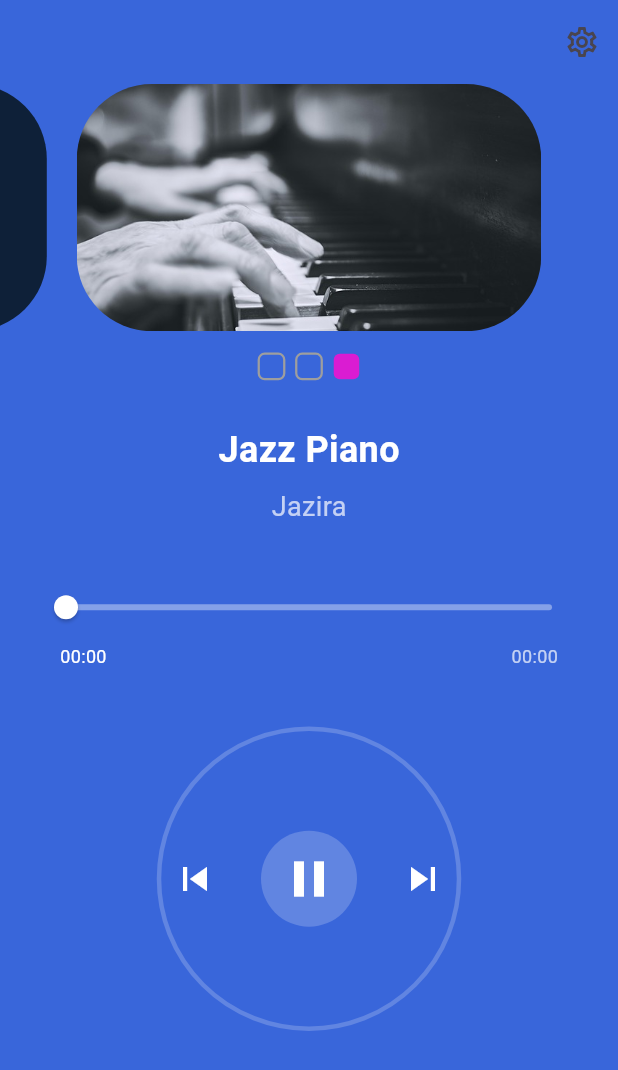
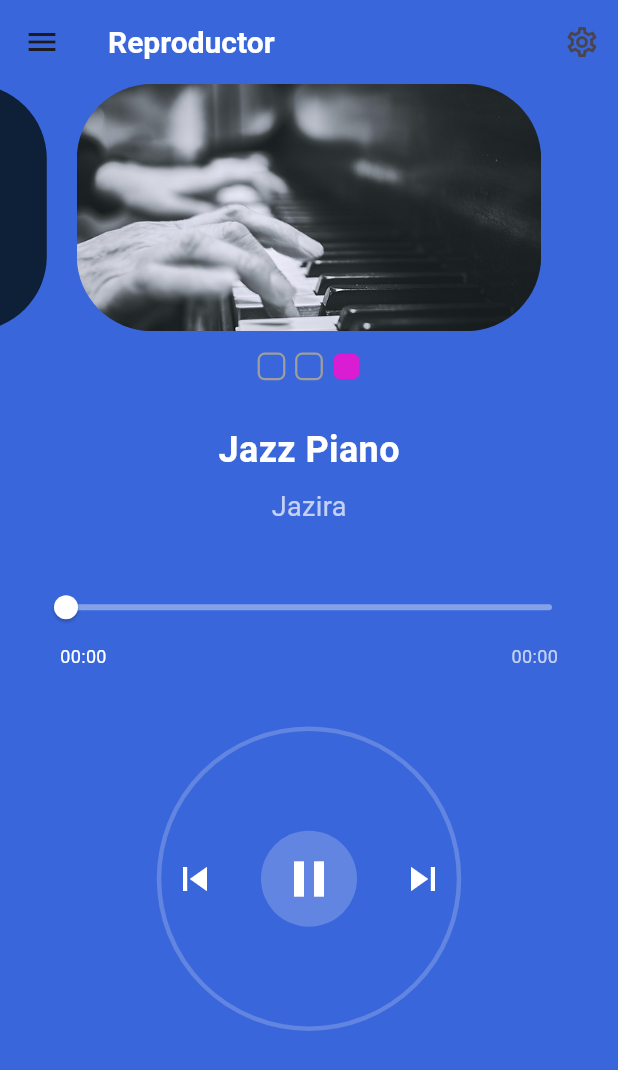
Before and after one commit to juanvel0405-utch/Proyecto-del-Profe-Milton-, a Flutter app: the screen it shows after launch, after a tap on the "skip previous" icon, on a phone screen of 412 x 824 dp. Shown: the top 1070 px of the screen. Run offline on Flutter 3.47's test engine with Material 3 defaults, Android fonts, the phone set to English and light mode, and no system bars; drawn by our look-alikes of flutter_slider_drawer, smooth_page_indicator; our stand-ins replace audioplayers, equatable, flutter_bloc.

Commit message:
Agregar splash screen, menÃº lateral animado, configuraciÃ³n de audio funcional y mejoras en la sincronizaciÃ³n del reproductor

```diff
--- a/lib/blocs/player_load_event.dart
+++ b/lib/blocs/player_load_event.dart
@@ -34,3 +34,18 @@ class SeekEvent extends PlayerEvent{
   const SeekEvent(this.position);
   List<Object> get props => [position];
 }
+// Funcionalidades de settings PUNTO 4
+class SetVolumeEvent extends PlayerEvent {
+  final double volume;
+  const SetVolumeEvent(this.volume);
+  @override
+  List<Object> get props => [volume];
+}
+
+// Funcionalidades de settings PUNTO 4
+class SetPlaybackRateEvent extends PlayerEvent {
+  final double rate;
+  const SetPlaybackRateEvent(this.rate);
+  @override
+  List<Object> get props => [rate];
+}
--- a/lib/blocs/player_load_states.dart
+++ b/lib/blocs/player_load_states.dart
@@ -9,28 +9,36 @@ class PlayingState extends PlayState {
   final Duration duration;
   final Duration position;
   final bool playing;
+  final double volume;
+  final double playbackRate;
 
   PlayingState({
     required this.currentIndex,
     required this.duration,
     required this.position,
     required this.playing,
+    this.volume = 1.0,
+    this.playbackRate = 1.0,
   });
 
   @override
-  List<dynamic> get props => [currentIndex, duration, position, playing];
+  List<dynamic> get props => [currentIndex, duration, position, playing, volume, playbackRate];
 
   PlayingState copyWith({
     int? currentIndex,
     Duration? duration,
     Duration? position,
-    bool? playing,}
-  ) {
+    bool? playing,
+    double? volume,
+    double? playbackRate,
+  }) {
     return PlayingState(
       currentIndex: currentIndex ?? this.currentIndex,
       duration: duration ?? this.duration,
       position: position ?? this.position,
       playing: playing ?? this.playing,
+      volume: volume ?? this.volume,
+      playbackRate: playbackRate ?? this.playbackRate,
     );
   }
 }
--- a/lib/views/app.dart
+++ b/lib/views/app.dart
@@ -1,6 +1,6 @@
 import 'package:flutter/material.dart';
 
-import 'home.dart';
+import 'splash.dart'; //splash screen
 
 class App extends StatelessWidget {
   const App({Key? key}) : super(key: key);
@@ -15,7 +15,7 @@ class App extends StatelessWidget {
         scaffoldBackgroundColor: const Color(0xff3966da),
         appBarTheme: AppBarTheme(backgroundColor: const Color(0xff28a0e5)),
       ),
-      home: const Home(),
+      home: const SplashScreen(), //splash screen
     );
   }
 }
--- a/lib/views/player.dart
+++ b/lib/views/player.dart
@@ -1,6 +1,7 @@
 import 'package:audioplayers/audioplayers.dart';
 import 'package:flutter/material.dart';
 import 'package:flutter_bloc/flutter_bloc.dart';
+import 'package:flutter_slider_drawer/flutter_slider_drawer.dart';
 import 'package:proyectou3/views/swiper.dart';
 import '../blocs/player_load_event.dart';
 import '../blocs/player_load_states.dart';
@@ -8,6 +9,7 @@ import '../blocs/player_state.dart';
 import '../blocs/playerbloc.dart';
 import '../models/audio_item.dart';
 import 'audio_settings_sheet.dart';
+import 'menu_drawer.dart';
 
 class Player extends StatefulWidget {
   final AudioPlayer audioPlayer;
@@ -22,6 +24,7 @@ class _PlayerState extends State<Player> {
   Color? wormColor;
   PageController? pageController;
   int _lastIndex = 0;
+  final GlobalKey<SliderDrawerState> sliderDrawerKey = GlobalKey<SliderDrawerState>();
   final List<AudioItem> canciones = [
     AudioItem(
       "allthat.mp3",
@@ -60,13 +63,23 @@ class _PlayerState extends State<Player> {
       value: bloc,
       child: BlocListener<PlayerBloc, PlayState>(
         listener: (context, state) {
-          // Sincronizar PageController cuando cambia el índice desde los botones
+          // Sincronizar PageController cuando cambia el índice
           if (state is PlayingState) {
-            if (state.currentIndex != _lastIndex) {
+            final currentPageIndex = pageController?.page?.round() ?? -1;
+
+            // Solo animar si el índice cambió Y el PageController no está ya en esa página
+            if (state.currentIndex != _lastIndex || currentPageIndex != state.currentIndex) {
               _lastIndex = state.currentIndex;
-              if (pageController != null &&
-                  pageController!.hasClients &&
-                  (pageController!.page?.round() ?? -1) != state.currentIndex) {
+
+              if (pageController != null && pageController!.hasClients) {
+                // Usar jumpToPage para cambios grandes, animateToPage para cambios pequeños
+                final difference = (state.currentIndex - currentPageIndex).abs();
+
+                if (difference > 1 || currentPageIndex == -1) {
+                  // Salto directo para cambios grandes o inicial
+                  pageController!.jumpToPage(state.currentIndex);
+                } else {
+                  // Animación para cambios de una página
                   pageController!.animateToPage(
                     state.currentIndex,
                     duration: Duration(milliseconds: 300),
@@ -75,11 +88,46 @@ class _PlayerState extends State<Player> {
                 }
               }
             }
+          }
         },
+        child: SliderDrawer(
+          key: sliderDrawerKey,
+          appBar: SliderAppBar(
+            appBarHeight: 0,
+            appBarColor: Colors.transparent,
+          ),
+          slider: MenuDrawer(
+            canciones: canciones,
+            sliderMenuKey: sliderDrawerKey,
+            onCloseDrawer: () {
+              sliderDrawerKey.currentState?.closeSlider();
+            },
+          ),
           child: Scaffold(
             appBar: AppBar(
               toolbarHeight: 56,
-            backgroundColor: Color(0xff3966da),
+              backgroundColor: const Color(0xff3966da),
+              title: const Text(
+                'Reproductor',
+                style: TextStyle(
+                  color: Colors.white,
+                  fontSize: 20,
+                  fontWeight: FontWeight.bold,
+                ),
+              ),
+              leading: IconButton(
+                icon: const Icon(Icons.menu),
+                onPressed: () {
+                  final drawerState = sliderDrawerKey.currentState;
+                  if (drawerState != null) {
+                    if (drawerState.isDrawerOpen) {
+                      drawerState.closeSlider();
+                    } else {
+                      drawerState.openSlider();
+                    }
+                  }
+                },
+              ),
               actions: [
                 IconButton(
                   icon: const Icon(Icons.settings_outlined),
@@ -88,7 +136,10 @@ class _PlayerState extends State<Player> {
                       context: context,
                       isScrollControlled: true,
                       backgroundColor: Colors.transparent,
-                    builder: (context) => const AudioSettingsSheet(),
+                      builder: (context) => BlocProvider.value(
+                        value: bloc,
+                        child: const AudioSettingsSheet(),
+                      ),
                     );
                   },
                 ),
@@ -108,6 +159,7 @@ class _PlayerState extends State<Player> {
             ),
           ),
         ),
+      ),
     );
   }
 
--- /dev/null
+++ b/lib/views/splash.dart
@@ -0,0 +1,131 @@
+//splash screen
+import 'dart:async';
+import 'package:flutter/material.dart';
+import 'package:proyectou3/views/home.dart';
+
+class SplashScreen extends StatefulWidget {
+  const SplashScreen({Key? key}) : super(key: key);
+
+  @override
+  State<SplashScreen> createState() => _SplashScreenState();
+}
+
+class _SplashScreenState extends State<SplashScreen>
+    with SingleTickerProviderStateMixin {
+  late AnimationController _animationController;
+  late Animation<double> _fadeAnimation;
+  late Animation<double> _scaleAnimation;
+
+  @override
+  void initState() {
+    super.initState();
+
+    // Configurar animaciones
+    _animationController = AnimationController(
+      vsync: this,
+      duration: const Duration(milliseconds: 1500),
+    );
+
+    _fadeAnimation = Tween<double>(
+      begin: 0.0,
+      end: 1.0,
+    ).animate(CurvedAnimation(
+      parent: _animationController,
+      curve: Curves.easeIn,
+    ));
+
+    _scaleAnimation = Tween<double>(
+      begin: 0.5,
+      end: 1.0,
+    ).animate(CurvedAnimation(
+      parent: _animationController,
+      curve: Curves.easeOutBack,
+    ));
+
+    _animationController.forward();
+
+    // Timer para navegar después de 3 segundos
+    Timer(const Duration(seconds: 3), () {
+      if (mounted) {
+        Navigator.of(context).pushReplacement(
+          MaterialPageRoute(builder: (context) => const Home()),
+        );
+      }
+    });
+  }
+
+  @override
+  void dispose() {
+    _animationController.dispose();
+    super.dispose();
+  }
+
+  @override
+  Widget build(BuildContext context) {
+    return Scaffold(
+      backgroundColor: const Color(0xff3966da),
+      body: Center(
+        child: FadeTransition(
+          opacity: _fadeAnimation,
+          child: ScaleTransition(
+            scale: _scaleAnimation,
+            child: Column(
+              mainAxisAlignment: MainAxisAlignment.center,
+              children: [
+                // Logo o ícono de la aplicación
+                Container(
+                  width: 150,
+                  height: 150,
+                  decoration: BoxDecoration(
+                    borderRadius: BorderRadius.circular(30),
+                    color: Colors.white.withOpacity(0.1),
+                    boxShadow: [
+                      BoxShadow(
+                        color: Colors.black.withOpacity(0.3),
+                        blurRadius: 20,
+                        spreadRadius: 5,
+                      ),
+                    ],
+                  ),
+                  child: ClipRRect(
+                    borderRadius: BorderRadius.circular(30),
+                    child: Image.asset(
+                      'assets/iconoapp.png',
+                      width: 150,
+                      height: 150,
+                      fit: BoxFit.cover,
+                    ),
+                  ),
+                ),
+                const SizedBox(height: 30),
+                // Título de la aplicación
+                const Text(
+                  'Proyecto U3',
+                  style: TextStyle(
+                    fontSize: 32,
+                    fontWeight: FontWeight.bold,
+                    color: Colors.white,
+                    letterSpacing: 2,
+                  ),
+                ),
+                const SizedBox(height: 10),
+                const Text(
+                  'Reproductor de Audio',
+                  style: TextStyle(
+                    fontSize: 16,
+                    color: Colors.white70,
+                  ),
+                ),
+                const SizedBox(height: 50),
+                // Indicador de carga
+                const CircularProgressIndicator(
+                  valueColor: AlwaysStoppedAnimation<Color>(Colors.white),
+                ),
+              ],
+            ),
+          ),
+        ),
+      ),
+    );
+  }
+}
--- a/pubspec.yaml
+++ b/pubspec.yaml
@@ -42,6 +42,8 @@ dependencies:
   bloc: ^9.1.0
   flutter_bloc: ^9.1.1
   equatable: ^2.0.0
+  #menú animado
+  flutter_slider_drawer: ^2.0.1
 dev_dependencies:
   flutter_test:
     sdk: flutter
```
Also changed, not shown: lib/blocs/playerbloc.dart (+42 -0 lines), lib/views/audio_settings_sheet.dart (+96 -16 lines), lib/views/menu_drawer.dart (added, +318 -0 lines), pubspec.lock. Lines whose indentation alone changed are shown as unchanged.
